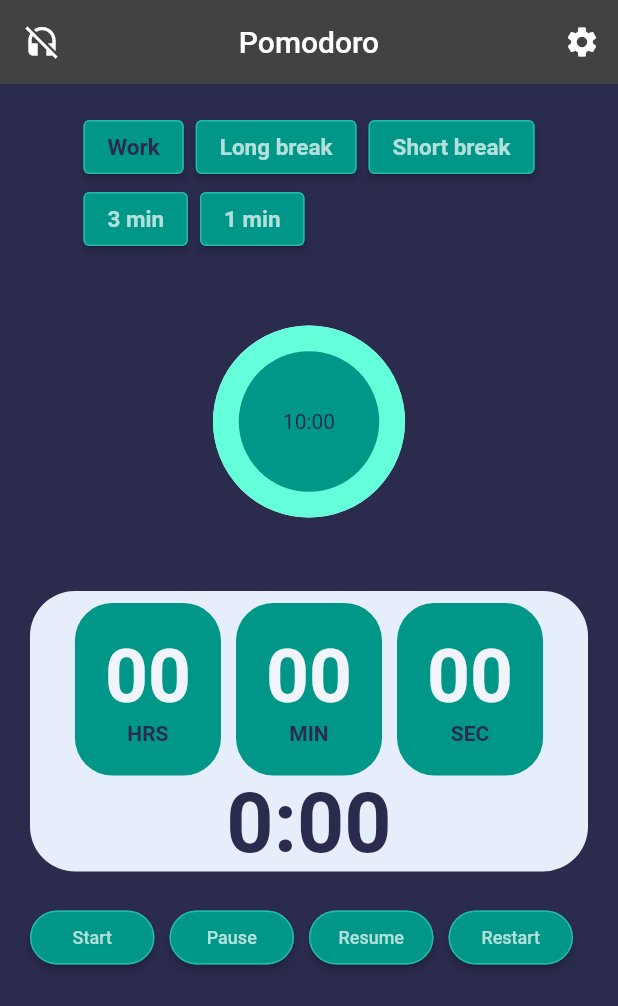
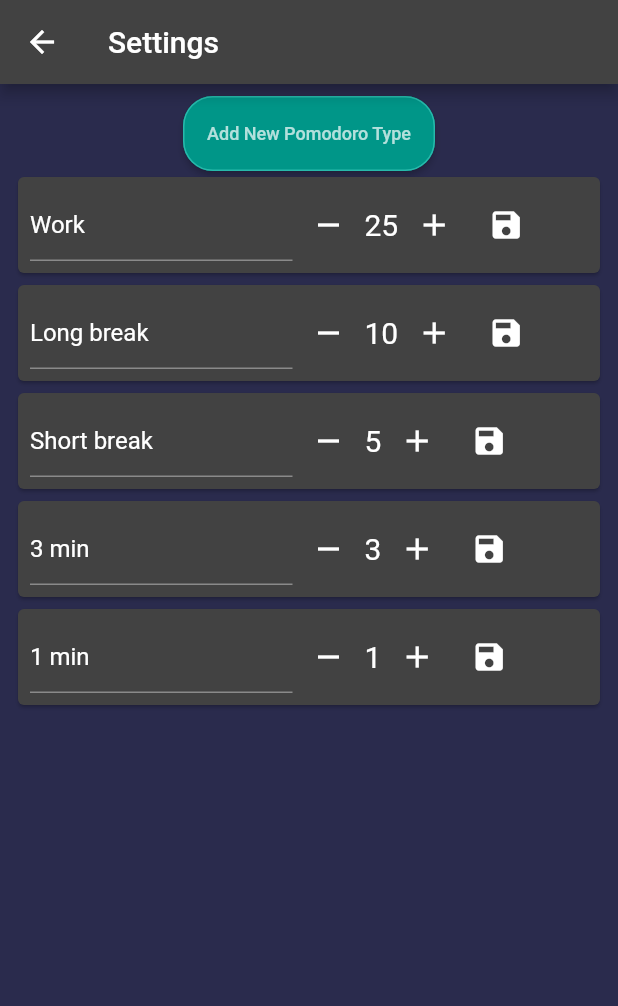
Before and after one commit to sumithpdd/pomodoro_app, a Flutter app: the screen it shows after launch, after a tap on the "settings" icon, on a phone screen of 412 x 824 dp. Shown: the top 1006 px of the screen. Run offline on Flutter 3.47's test engine with Material 2 defaults, Android fonts, the phone set to English and light mode, and no system bars; drawn by our look-alikes of circular_countdown_timer; missing offline and left inert: ndialog; Roboto replaces fonts that are missing (Quicksand-Variable).

Commit message:
Settings screen and navigation

```diff
--- a/pomodoro_app/lib/screens/home_page.dart
+++ b/pomodoro_app/lib/screens/home_page.dart
@@ -10,6 +10,7 @@ import '../widgets/action_button.dart';
 import '../widgets/countdown_timer.dart';
 import '../widgets/custom_button_bar.dart';
 import '../widgets/label_countdown_timer.dart';
+import 'settings_screen.dart';
 
 class HomePage extends StatefulWidget {
   const HomePage({Key? key}) : super(key: key);
@@ -35,6 +36,11 @@ class _HomePageState extends State<HomePage> {
     _pomodoroData = pomodoroData;
     selectedPomodoro = _pomodoroData[1];
     _durationInSecond = selectedPomodoro!.timeInMinutes! * 60;
+  }
+
+  void goToSettings(BuildContext context) {
+    Navigator.push(
+        context, MaterialPageRoute(builder: (context) => SettingsScreen()));
   }
 
   @override
@@ -93,7 +99,9 @@ class _HomePageState extends State<HomePage> {
         centerTitle: true,
         actions: [
           IconButton(
-            onPressed: () {},
+            onPressed: () {
+              goToSettings(context);
+            },
             icon: Icon(Icons.settings),
           ),
         ],
--- /dev/null
+++ b/pomodoro_app/lib/screens/settings_screen.dart
@@ -0,0 +1,180 @@
+// ignore_for_file: prefer_const_constructors
+
+import 'package:flutter/material.dart';
+import 'package:pomodoro_app/data/data.dart';
+
+import '../models/model.dart';
+import '../widgets/action_button.dart';
+
+class SettingsScreen extends StatelessWidget {
+  const SettingsScreen({Key? key}) : super(key: key);
+
+  @override
+  Widget build(BuildContext context) {
+    return Scaffold(
+        appBar: AppBar(
+          title: Text('Settings'),
+        ),
+        body: Settings());
+  }
+}
+
+class Settings extends StatefulWidget {
+  const Settings({Key? key}) : super(key: key);
+
+  @override
+  _SettingsState createState() => _SettingsState();
+}
+
+class _SettingsState extends State<Settings> {
+  var pomodoroDataList = [];
+  @override
+  void initState() {
+    _readSettings();
+    super.initState();
+  }
+
+  _readSettings() {
+    pomodoroDataList = pomodoroData;
+  }
+
+  @override
+  Widget build(BuildContext context) {
+    return Padding(
+      padding: const EdgeInsets.all(8.0),
+      child: Column(
+        crossAxisAlignment: CrossAxisAlignment.center,
+        children: <Widget>[
+          SizedBox(
+            height: 50,
+            child:
+                ActionButton(title: "Add New Pomodoro Type", onPressed: () {}),
+          ),
+          Expanded(
+            child: ListView.builder(
+              shrinkWrap: true,
+              itemCount: pomodoroDataList.length,
+              itemBuilder: (BuildContext context, int index) {
+                var pomodoroType = pomodoroDataList[index];
+                return _listTile(pomodoroType);
+              },
+            ),
+          ),
+        ],
+      ),
+    );
+  }
+
+  _savePomodoro(
+      PomodoroType pomodoroType, String savetypeLabel, int timeInMinutes) {
+    // print("${pomodoroType.typeLabel} ${pomodoroType.timeInMinutes.toString()}");
+  }
+
+  Widget _listTile(PomodoroType pomodoroType) {
+    var _textEditingController = TextEditingController();
+    _textEditingController.text = pomodoroType.typeLabel!;
+    String savetypeLabel = pomodoroType.typeLabel!;
+    int timeInMinutes = pomodoroType.timeInMinutes!;
+    return Card(
+      child: Padding(
+        padding: const EdgeInsets.all(8.0),
+        child: Row(
+          crossAxisAlignment: CrossAxisAlignment.end,
+          children: [
+            SizedBox(
+              width: 175,
+              child: TextField(
+                onChanged: (value) => {savetypeLabel = value},
+                controller: _textEditingController,
+              ),
+            ),
+            Row(
+              mainAxisAlignment: MainAxisAlignment.spaceAround,
+              children: [
+                IncrementDecrement(
+                  decreaseValue: (value) {
+                    timeInMinutes = value;
+                  },
+                  startValue: pomodoroType.timeInMinutes!,
+                  increaseValue: (value) {
+                    timeInMinutes = value;
+                  },
+                ),
+              ],
+            ),
+            IconButton(
+              icon: Icon(Icons.save),
+              onPressed: () =>
+                  _savePomodoro(pomodoroType, savetypeLabel, timeInMinutes),
+            ),
+          ],
+        ),
+      ),
+    );
+  }
+}
+
+class IncrementDecrement extends StatefulWidget {
+  final int startValue;
+  final Function decreaseValue;
+  final Function increaseValue;
+  const IncrementDecrement({
+    Key? key,
+    required this.startValue,
+    required this.decreaseValue,
+    required this.increaseValue,
+  }) : super(key: key);
+
+  @override
+  _FacilitiesWidgetState createState() => _FacilitiesWidgetState();
+}
+
+class _FacilitiesWidgetState extends State<IncrementDecrement> {
+  late int _value;
+
+  @override
+  void initState() {
+    _value = widget.startValue;
+    super.initState();
+  }
+
+  @override
+  Widget build(BuildContext context) {
+    return Row(
+      mainAxisAlignment: MainAxisAlignment.spaceBetween,
+      children: [
+        Row(
+          children: [
+            IconButton(
+              onPressed: () {
+                setState(() {
+                  _value--;
+                  if (_value < 0) {
+                    _value = 0;
+                  }
+                });
+                widget.decreaseValue(_value);
+              },
+              icon: Icon(Icons.remove),
+            ),
+            Text(
+              _value.toString(),
+              style: TextStyle(
+                fontSize: 20.0,
+              ),
+            ),
+            IconButton(
+              onPressed: () {
+                setState(() {
+                  _value++;
+                });
+                widget.increaseValue(_value);
+              },
+              icon: Icon(Icons.add),
+            ),
+          ],
+        ),
+      ],
+    );
+  }
+}
```
